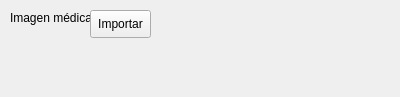
rics-ucsp/BoneDensityApp, file PageImport.ui: the form before one commit.
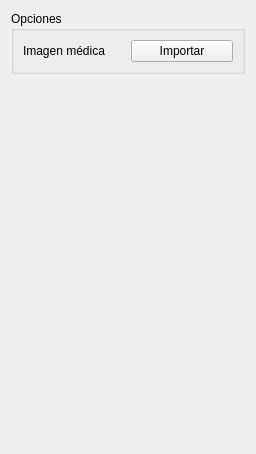
The form after the commit.

The edit to the form file:
```diff
--- a/PageImport.ui
+++ b/PageImport.ui
@@ -6,39 +6,51 @@
    <rect>
     <x>0</x>
     <y>0</y>
-    <width>400</width>
-    <height>97</height>
+    <width>256</width>
+    <height>454</height>
    </rect>
   </property>
   <property name="windowTitle">
    <string>Form</string>
   </property>
+  <layout class="QVBoxLayout" name="verticalLayout">
+   <item>
+    <widget class="QGroupBox" name="groupBox">
+     <property name="title">
+      <string>Opciones</string>
+     </property>
+     <layout class="QHBoxLayout" name="horizontalLayout">
+      <item>
   <widget class="QLabel" name="label">
-   <property name="geometry">
-    <rect>
-     <x>10</x>
-     <y>10</y>
-     <width>81</width>
-     <height>16</height>
-    </rect>
-   </property>
    <property name="text">
     <string>Imagen médica</string>
    </property>
   </widget>
+      </item>
+      <item>
   <widget class="QPushButton" name="btnLoadVolume">
-   <property name="geometry">
-    <rect>
-     <x>90</x>
-     <y>10</y>
-     <width>61</width>
-     <height>28</height>
-    </rect>
-   </property>
    <property name="text">
     <string>Importar</string>
    </property>
   </widget>
+      </item>
+     </layout>
+    </widget>
+   </item>
+   <item>
+    <spacer name="verticalSpacer">
+     <property name="orientation">
+      <enum>Qt::Vertical</enum>
+     </property>
+     <property name="sizeHint" stdset="0">
+      <size>
+       <width>20</width>
+       <height>365</height>
+      </size>
+     </property>
+    </spacer>
+   </item>
+  </layout>
  </widget>
  <resources/>
  <connections/>
```
Lines whose indentation alone changed are shown as unchanged.
